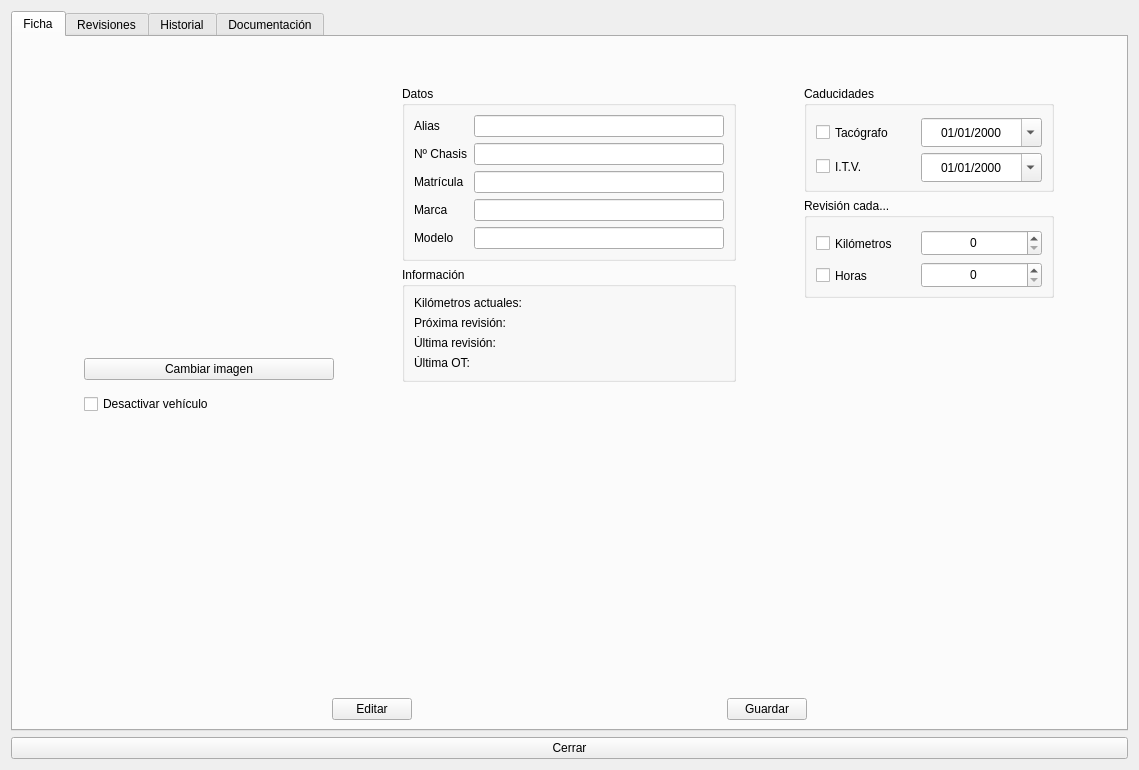
The window that views/forms_ui/vehicle.ui (serk82/nexus_admin_client) describes before a commit, drawn with Qt 5.
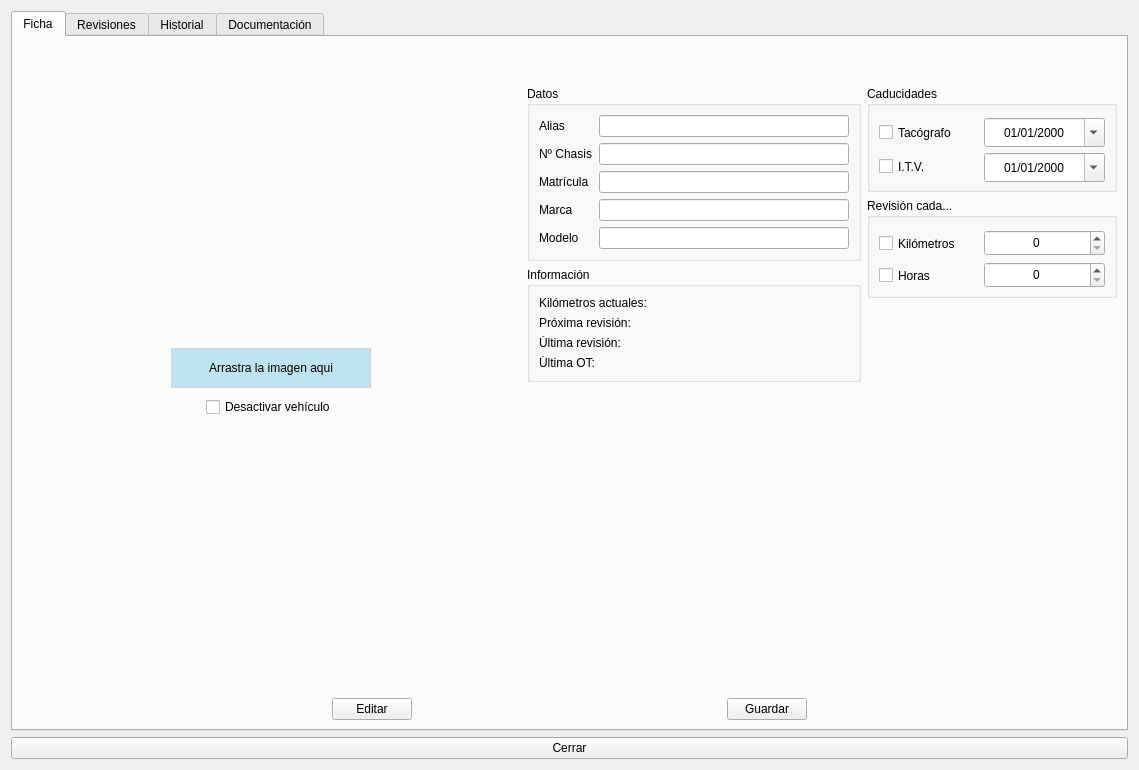
The same window after the commit.

Commit message: Refactor formulario de vehículos: elimina botón de cambio de imagen y añade etiqueta para arrastrar imágenes, mejorando la interfaz de usuario.

```diff
--- a/views/forms_ui/vehicle.ui
+++ b/views/forms_ui/vehicle.ui
@@ -124,22 +124,23 @@
           <layout class="QGridLayout" name="gridLayout_10">
            <item row="0" column="0">
             <layout class="QGridLayout" name="gridLayout_3">
-             <item row="2" column="0">
-              <widget class="QCheckBox" name="chb_deactivate">
-               <property name="text">
-                <string>Desactivar vehículo</string>
-               </property>
-              </widget>
-             </item>
-             <item row="1" column="0">
-              <widget class="QPushButton" name="btn_image">
-               <property name="text">
-                <string>Cambiar imagen</string>
-               </property>
-              </widget>
-             </item>
-             <item row="0" column="0">
+             <property name="verticalSpacing">
+              <number>6</number>
+             </property>
+             <item row="0" column="0" alignment="Qt::AlignmentFlag::AlignHCenter">
               <widget class="QLabel" name="lbl_image">
+               <property name="sizePolicy">
+                <sizepolicy hsizetype="Fixed" vsizetype="Fixed">
+                 <horstretch>0</horstretch>
+                 <verstretch>0</verstretch>
+                </sizepolicy>
+               </property>
+               <property name="minimumSize">
+                <size>
+                 <width>250</width>
+                 <height>250</height>
+                </size>
+               </property>
                <property name="maximumSize">
                 <size>
                  <width>250</width>
@@ -149,6 +150,48 @@
                <property name="text">
                 <string/>
                </property>
+               <property name="alignment">
+                <set>Qt::AlignmentFlag::AlignCenter</set>
+               </property>
+              </widget>
+             </item>
+             <item row="2" column="0" alignment="Qt::AlignmentFlag::AlignHCenter">
+              <widget class="QCheckBox" name="chb_deactivate">
+               <property name="text">
+                <string>Desactivar vehículo</string>
+               </property>
+              </widget>
+             </item>
+             <item row="1" column="0" alignment="Qt::AlignmentFlag::AlignHCenter">
+              <widget class="QLabel" name="lbl_dragdrop_image">
+               <property name="sizePolicy">
+                <sizepolicy hsizetype="Fixed" vsizetype="Fixed">
+                 <horstretch>0</horstretch>
+                 <verstretch>0</verstretch>
+                </sizepolicy>
+               </property>
+               <property name="minimumSize">
+                <size>
+                 <width>200</width>
+                 <height>40</height>
+                </size>
+               </property>
+               <property name="maximumSize">
+                <size>
+                 <width>200</width>
+                 <height>40</height>
+                </size>
+               </property>
+               <property name="styleSheet">
+                <string notr="true">border: 1px solid lightgrey;
+background: rgb(191, 228, 241)</string>
+               </property>
+               <property name="text">
+                <string>Arrastra la imagen aqui</string>
+               </property>
+               <property name="alignment">
+                <set>Qt::AlignmentFlag::AlignCenter</set>
+               </property>
               </widget>
              </item>
             </layout>
```
Left out of the diff: 1 changed line with no effect on the pictures. The commit also changes 2 other files.
